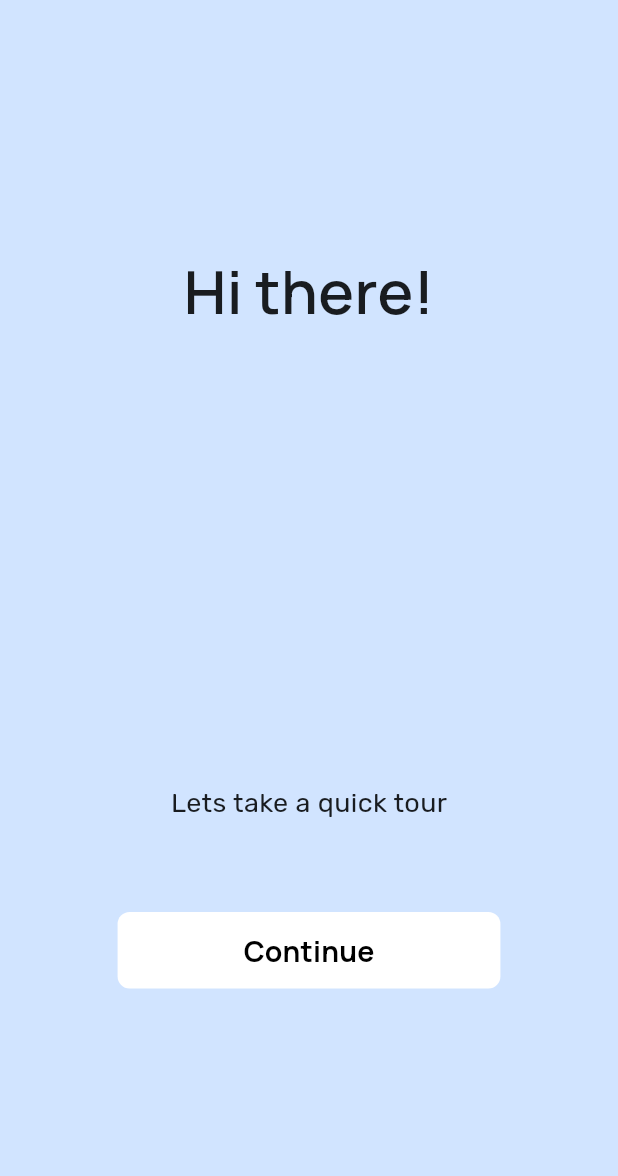
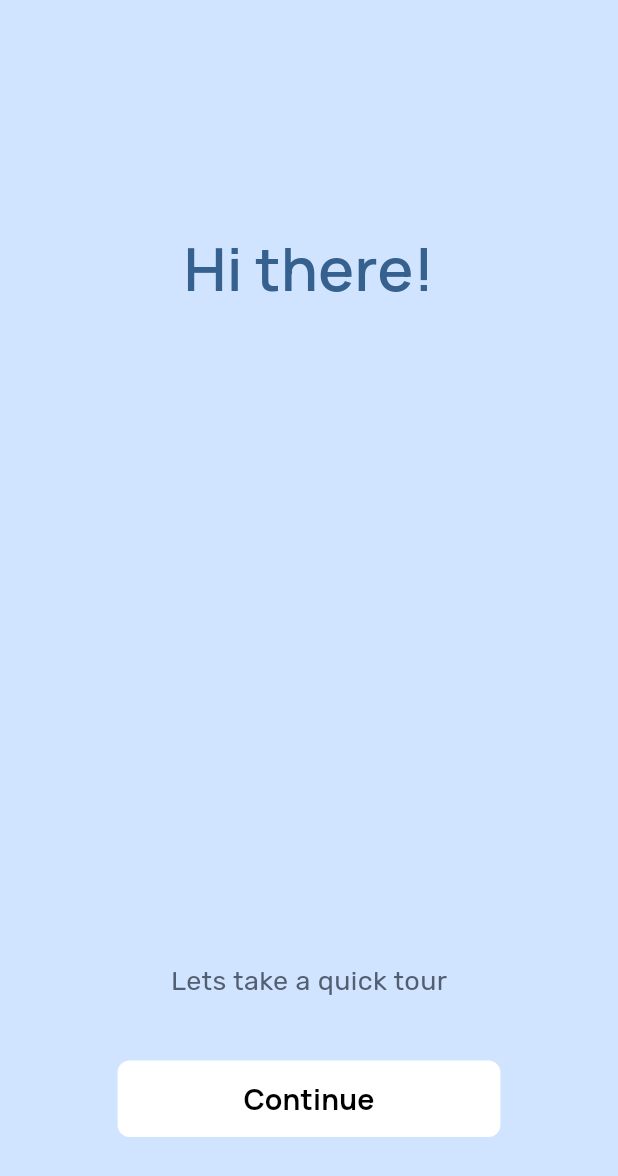
Before and after one commit to darrylad/LoFo, a Flutter app: the HiThere screen opened directly, on a phone screen of 412 x 824 dp. Shown: the top 1176 px of the screen. Run offline on Flutter 3.47's test engine with Material 3 defaults, Android fonts, the phone set to English and light mode, and no system bars; our stand-ins replace camera, cloud_firestore, firebase_auth, firebase_core, firebase_messaging, firebase_remote_config and 7 more; accounts and stored records are empty; generated files the repository leaves out were written again.

```diff
--- a/lib/onboarding/hi_there.dart
+++ b/lib/onboarding/hi_there.dart
@@ -18,15 +18,18 @@ class HiThere extends StatelessWidget {
           mainAxisSize: MainAxisSize.min,
           crossAxisAlignment: CrossAxisAlignment.center,
           children: [
+            const SizedBox(height: 150),
             Text("Hi there!",
                 style: themeData.textTheme.titleMedium
-                    ?.copyWith(color: themeData.colorScheme.onSurface)),
-            const SizedBox(height: 300),
+                    ?.copyWith(color: themeData.colorScheme.primary)),
+            const Expanded(child: SizedBox()),
             Text(
               "Lets take a quick tour",
-              style: themeData.textTheme.bodyLarge,
+              style: themeData.textTheme.bodyLarge?.copyWith(
+                color: themeData.colorScheme.secondary,
+              ),
             ),
-            const SizedBox(height: 60),
+            const SizedBox(height: 40),
             OnBoardingButton(
               buttonText: "Continue",
               onPressed: () {
@@ -47,6 +50,7 @@ class HiThere extends StatelessWidget {
                     ));
               },
             ),
+            const SizedBox(height: 66),
           ],
         ),
       ),
```
Also changed, not shown: lib/onboarding/Page4_notifications.dart (+14 -11 lines), lib/pages/login_page.dart (+7 -3 lines), assets/onboarding/Page4noti.png.
